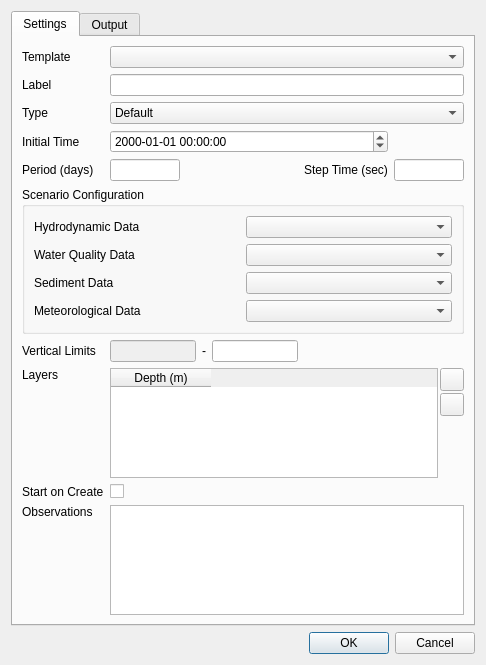
Old version of the form src/ui/create_simulation_dialog.ui in the repository IPH-ECO/iph-eco-gui.
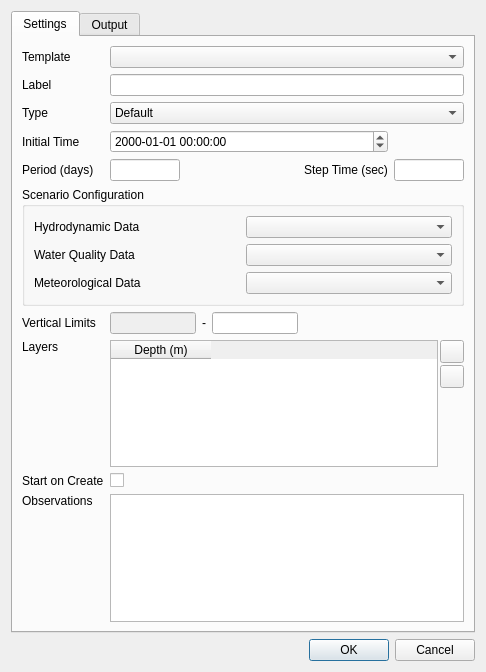
New version of the form. Icons and pictures are not drawn.

Commit message: Removing sediment combo box from create simulation dialog

Patch:
```diff
--- a/src/ui/create_simulation_dialog.ui
+++ b/src/ui/create_simulation_dialog.ui
@@ -7,7 +7,7 @@
     <x>0</x>
     <y>0</y>
     <width>486</width>
-    <height>665</height>
+    <height>672</height>
    </rect>
   </property>
   <property name="windowTitle">
@@ -99,9 +99,6 @@
            </widget>
           </item>
           <item row="2" column="1">
-           <widget class="QComboBox" name="cbxSediment"/>
-          </item>
-          <item row="3" column="1">
            <widget class="QComboBox" name="cbxMeteorological"/>
           </item>
           <item row="1" column="0">
@@ -112,13 +109,6 @@
            </widget>
           </item>
           <item row="2" column="0">
-           <widget class="QLabel" name="label_11">
-            <property name="text">
-             <string>Sediment Data</string>
-            </property>
-           </widget>
-          </item>
-          <item row="3" column="0">
            <widget class="QLabel" name="label_12">
             <property name="text">
              <string>Meteorological Data</string>
```
Left out of the diff: 27 changed lines with no effect on the pictures.
